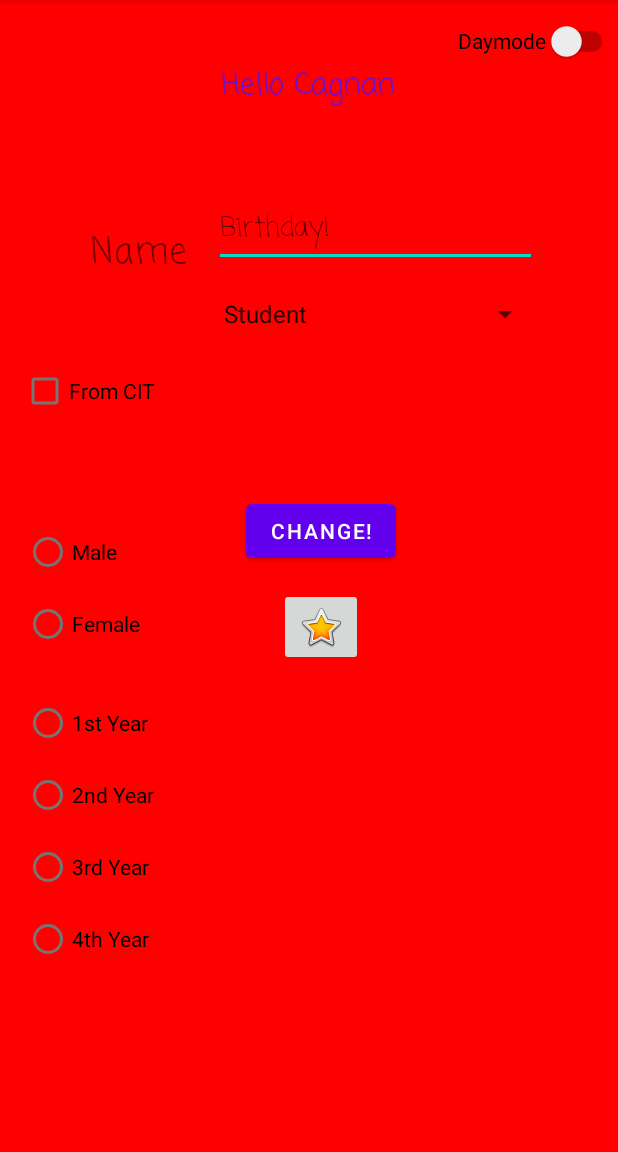
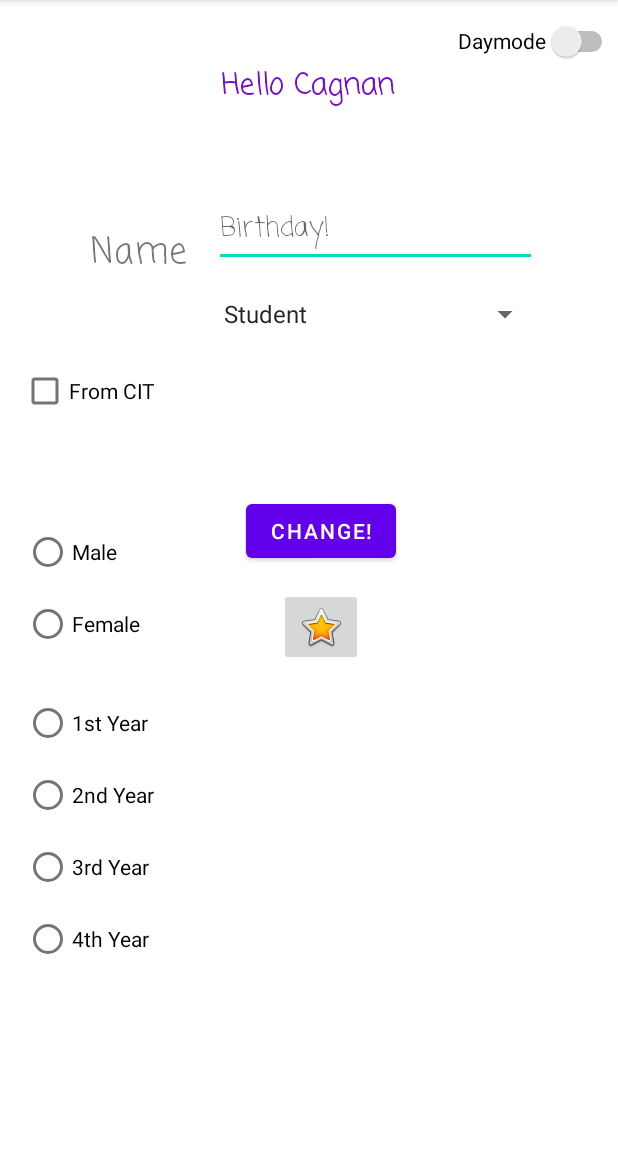
Before and after one commit to Kanklein/BackgroundCagnan, an Android app: the screen it shows after launch (MainActivity), on a phone screen of 412 x 824 dp, the part 84-1236 px from its top. Run offline under Robolectric (Android 15) with nearby library versions, the phone set to English and light mode, and no system bars.

```diff
--- a/app/src/main/java/com/example/backgroundcagnan/MainActivity.java
+++ b/app/src/main/java/com/example/backgroundcagnan/MainActivity.java
@@ -7,7 +7,14 @@ import android.graphics.Color;
 import android.graphics.drawable.ColorDrawable;
 import android.os.Bundle;
 import android.view.View;
+import android.widget.AdapterView;
 import android.widget.Button;
+import android.widget.CheckBox;
+import android.widget.EditText;
+import android.widget.RadioButton;
+import android.widget.Spinner;
+import android.widget.Switch;
+import android.widget.TextView;
 
 public class MainActivity extends AppCompatActivity {
 
@@ -17,8 +24,57 @@ public class MainActivity extends AppCompatActivity {
         setContentView(R.layout.activity_main);
         myButtonListenerMethod();
         ConstraintLayout bgElement = (ConstraintLayout) findViewById(R.id.clMain);
-        bgElement.setBackgroundColor(Color.RED);
+        bgElement.setBackgroundColor(Color.WHITE);
+        //myButtonListenerMethodTest();
+        daynightToggleListenerMethod();
     }
+
+    public void daynightToggleListenerMethod(){
+        Switch swday = (Switch) findViewById(R.id.swDay);
+        swday.setOnClickListener(new View.OnClickListener() {
+            @Override
+            public void onClick(View view) {
+                ConstraintLayout bgElement = (ConstraintLayout) findViewById(R.id.clMain);
+                CheckBox cbCIT = (CheckBox) findViewById(R.id.cbCIT);
+                RadioButton rbMale = (RadioButton) findViewById(R.id.rbMale);
+                RadioButton rbFemale = (RadioButton) findViewById(R.id.rbFemale);
+                RadioButton rbfirst = (RadioButton) findViewById(R.id.rbfirst);
+                RadioButton rbsecond = (RadioButton) findViewById(R.id.rbsecond);
+                RadioButton rbthird = (RadioButton) findViewById(R.id.rbthird);
+                RadioButton rbfourth = (RadioButton) findViewById(R.id.rbfourth);
+
+                TextView[] texts = {swday, cbCIT, rbMale, rbFemale, rbfirst ,rbsecond , rbthird, rbthird, rbfourth};
+                boolean day = swday.isChecked();
+                if (day) {
+                    bgElement.setBackgroundColor(Color.WHITE);
+                    for (TextView tv : texts){
+                        tv.setTextColor(Color.BLACK);
+                    }
+                } else {
+                    bgElement.setBackgroundColor(Color.BLACK);
+                    for (TextView tv : texts){
+                        tv.setTextColor(Color.WHITE);
+                    }
+                }
+            }
+        });
+    }
+
+    public void userTypeChangeListener(){
+        Spinner spUserType = (Spinner) findViewById(R.id.spUserType);
+        spUserType.setOnItemSelectedListener(new AdapterView.OnItemSelectedListener() {
+            @Override
+            public void onItemSelected(AdapterView<?> adapterView, View view, int i, long l) {
+                TextView tvselected = (TextView) spUserType.getItemAtPosition(i);
+            }
+
+            @Override
+            public void onNothingSelected(AdapterView<?> adapterView) {
+
+            }
+        });
+    }
+
     public void myButtonListenerMethod(){
         Button button = (Button) findViewById(R.id.button);
         button.setOnClickListener(new View.OnClickListener() {
@@ -34,4 +90,19 @@ public class MainActivity extends AppCompatActivity {
             }
         });
     }
+    /*public void myButtonListenerMethodTest(){
+        Button switch1 = (Button) findViewById(R.id.swDay);
+        switch1.setOnClickListener(new View.OnClickListener() {
+            @Override
+            public void onClick(View view) {
+                ConstraintLayout bgElement = (ConstraintLayout) findViewById(R.id.clMain);
+                int color = ((ColorDrawable) bgElement.getBackground()).getColor();
+                if(color == Color.WHITE){
+                    bgElement.setBackgroundColor(Color.BLACK);
+                } else {
+                    bgElement.setBackgroundColor(Color.WHITE);
+                }
+            }
+        });
+    }*/
 }
--- a/app/src/main/res/layout/activity_main.xml
+++ b/app/src/main/res/layout/activity_main.xml
@@ -64,7 +64,7 @@
         app:layout_constraintVertical_bias="0.571" />
 
     <Spinner
-        android:id="@+id/spinner"
+        android:id="@+id/spUserType"
         android:layout_width="219dp"
         android:layout_height="48dp"
         android:entries="@array/user_type"
@@ -86,13 +86,14 @@
         app:layout_constraintEnd_toEndOf="parent"
         app:layout_constraintHorizontal_bias="0.525"
         app:layout_constraintStart_toStartOf="parent"
-        app:layout_constraintTop_toBottomOf="@+id/spinner"
+        app:layout_constraintTop_toBottomOf="@+id/spUserType"
         app:layout_constraintVertical_bias="0.199" />
 
     <Switch
-        android:id="@+id/switch1"
+        android:id="@+id/swDay"
         android:layout_width="wrap_content"
         android:layout_height="wrap_content"
+        android:checked="false"
         android:minHeight="48dp"
         android:text="@string/day_mode"
         app:layout_constraintBottom_toBottomOf="parent"
@@ -117,7 +118,7 @@
         tools:ignore="SpeakableTextPresentCheck,ImageContrastCheck" />
 
     <CheckBox
-        android:id="@+id/checkBox"
+        android:id="@+id/cbCIT"
         android:layout_width="wrap_content"
         android:layout_height="wrap_content"
         android:layout_marginTop="24dp"
@@ -142,31 +143,32 @@
         app:layout_constraintVertical_bias="0.795">
 
         <RadioButton
-            android:id="@+id/radioButton6"
+            android:id="@+id/rbfirst"
             android:layout_width="wrap_content"
             android:layout_height="wrap_content"
             android:text="@string/_1st_year" />
 
         <RadioButton
-            android:id="@+id/radioButton5"
+            android:id="@+id/rbsecond"
             android:layout_width="wrap_content"
             android:layout_height="wrap_content"
             android:text="@string/_2nd_year" />
 
         <RadioButton
-            android:id="@+id/radioButton3"
+            android:id="@+id/rbthird"
             android:layout_width="wrap_content"
             android:layout_height="wrap_content"
             android:text="@string/_3rd_year" />
 
         <RadioButton
-            android:id="@+id/radioButton4"
+            android:id="@+id/rbfourth"
             android:layout_width="wrap_content"
             android:layout_height="wrap_content"
             android:text="@string/_4th_year" />
     </RadioGroup>
 
     <RadioGroup
+        android:id="@+id/rb"
         android:layout_width="wrap_content"
         android:layout_height="wrap_content"
         app:layout_constraintBottom_toTopOf="@+id/radioGroup2"
@@ -177,13 +179,13 @@
         app:layout_constraintVertical_bias="0.951">
 
         <RadioButton
-            android:id="@+id/radioButton7"
+            android:id="@+id/rbMale"
             android:layout_width="wrap_content"
             android:layout_height="wrap_content"
             android:text="@string/male" />
 
         <RadioButton
-            android:id="@+id/radioButton8"
+            android:id="@+id/rbFemale"
             android:layout_width="wrap_content"
             android:layout_height="wrap_content"
             android:text="@string/female" />
```
